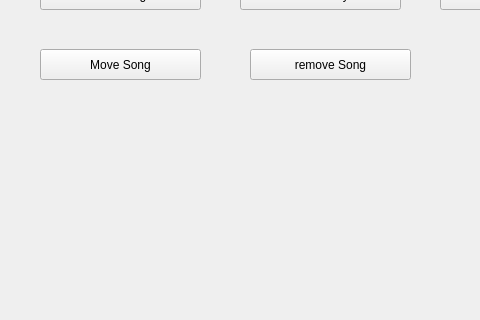
Above: client/content/contentHome.ui from Nmstr/Auralium before the change; both pictures show x 0 to 480 and y 251 to 571 of the 700 by 700 pixel window. Below: the same form after it.
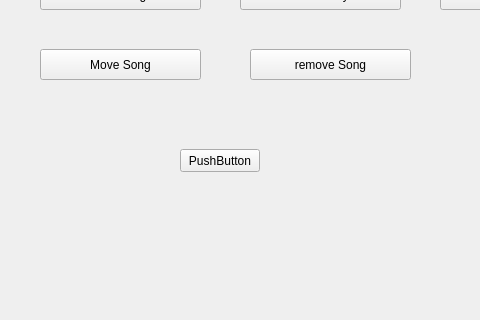
That is the form after the change.

Patch:
```diff
--- a/client/content/contentHome.ui
+++ b/client/content/contentHome.ui
@@ -91,6 +91,19 @@
     <string>remove Song</string>
    </property>
   </widget>
+  <widget class="QPushButton" name="test">
+   <property name="geometry">
+    <rect>
+     <x>180</x>
+     <y>400</y>
+     <width>80</width>
+     <height>23</height>
+    </rect>
+   </property>
+   <property name="text">
+    <string>PushButton</string>
+   </property>
+  </widget>
  </widget>
  <resources/>
  <connections/>
```
